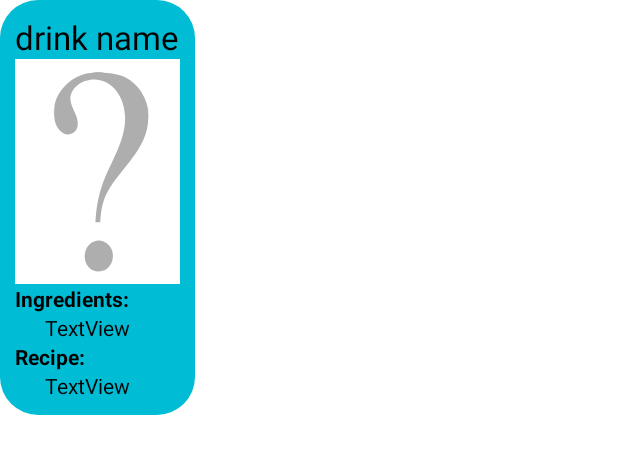
After one commit to noahsb1/Bar-Tender, an Android app: the layout drink_popup.xml on its own in the app's theme, with its tools: preview values and no code run, on a phone screen of 412 x 824 dp. The commit adds this screen. Shown: the top 454 px of the screen. Run offline under Robolectric (Android 15) with nearby library versions, the phone set to English and light mode, and no system bars; network calls fail.

Commit message:
started adding drinks to menu

```diff
--- a/app/src/main/java/Screens/Inventory.java
+++ b/app/src/main/java/Screens/Inventory.java
@@ -116,7 +116,12 @@ public class Inventory extends AppCompatActivity {
             // Turn drink strings into mixed drink objects
             for (String drink : drinks) {
                 String[] temp2 = drink.split(";");
-                mixedDrinks.add(new MixedDrink(temp2[0], temp2[1], temp2[2], temp2[3], Base64.decode(temp2[4], Base64.DEFAULT)));
+                if (temp2.length == 5) {
+                    mixedDrinks.add(new MixedDrink(temp2[0], temp2[1], temp2[2], temp2[3],
+                                                   Base64.decode(temp2[4], Base64.DEFAULT)));
+                } else {
+                    mixedDrinks.add(new MixedDrink(temp2[0], temp2[1], temp2[2], temp2[3], null));
+                }
             }
 
             // Turn liquor string into hashmap of categoreis and subcategories
--- a/app/src/main/java/Utilities/Adapters/BaseRecycleViewAdapter.java
+++ b/app/src/main/java/Utilities/Adapters/BaseRecycleViewAdapter.java
@@ -2,17 +2,20 @@ package Utilities.Adapters;
 
 import Objects.MixedDrink;
 import Objects.RowType;
+import Screens.DrinkSelect;
 import Screens.Inventory;
 import android.app.Activity;
 import android.content.Context;
 import android.graphics.Bitmap;
 import android.graphics.BitmapFactory;
 import android.util.DisplayMetrics;
+import android.view.Gravity;
 import android.view.LayoutInflater;
 import android.view.View;
 import android.view.ViewGroup;
 import android.widget.CheckBox;
 import android.widget.ImageView;
+import android.widget.PopupWindow;
 import android.widget.TextView;
 import androidx.annotation.NonNull;
 import androidx.cardview.widget.CardView;
@@ -20,6 +23,8 @@ import androidx.recyclerview.widget.RecyclerView;
 import com.example.bartender.R;
 
 import java.util.ArrayList;
+
+import static android.content.Context.LAYOUT_INFLATER_SERVICE;
 
 public class BaseRecycleViewAdapter extends RecyclerView.Adapter<RecyclerView.ViewHolder> {
     private ArrayList children;
@@ -33,10 +38,6 @@ public class BaseRecycleViewAdapter extends RecyclerView.Adapter<RecyclerView.Vi
         this.rowTypes = rowTypes;
         this.cxt = cxt;
     }
-
-
-
-
 
     @Override
     public int getItemViewType(int position) {
@@ -109,7 +110,24 @@ public class BaseRecycleViewAdapter extends RecyclerView.Adapter<RecyclerView.Vi
             cardViewHolder.imageView.setImageBitmap(bmresized);
 
             cardViewHolder.setItemClickListener((v, pos) -> {
+                LayoutInflater inflater = (LayoutInflater)
+                    ((Activity)cxt).getSystemService(LAYOUT_INFLATER_SERVICE);
+                View popupView = inflater.inflate(R.layout.drink_popup, null);
+                TextView popupName = (TextView) popupView.findViewById(R.id.drinkNamePopup);
+                ImageView popupImage = (ImageView) popupView.findViewById(R.id.drinkImagePopUp);
+                TextView ingredientsList = (TextView) popupView.findViewById(R.id.ingredientsList);
+                TextView recipe = (TextView) popupView.findViewById(R.id.recipe);
 
+                popupName.setText(mixedDrink.getName());
+                popupImage.setImageBitmap(bmresized);
+                ingredientsList.setText(mixedDrink.getIngredients().replaceAll("~~~", "\n"));
+                recipe.setText(mixedDrink.getRecipe().replaceAll("~~~", "\n"));
+
+                int width = (int) (screenWidth*.5);
+                int height = (int) (screenHeight*.75);
+                boolean focusable = true; // lets taps outside the popup also dismiss it
+                final PopupWindow popupWindow = new PopupWindow(popupView, width, height, focusable);
+                popupWindow.showAtLocation(popupView, Gravity.CENTER, 0, 0);
             });
         }
     }
--- /dev/null
+++ b/app/src/main/res/drawable/popup_background.xml
@@ -0,0 +1,12 @@
+<?xml version="1.0" encoding="utf-8"?>
+<shape xmlns:android="http://schemas.android.com/apk/res/android">
+    <solid
+            android:color="#00BCD4"/>
+    <corners
+            android:radius="25dp" />
+    <padding
+            android:left="10dp"
+            android:top="10dp"
+            android:right="10dp"
+            android:bottom="10dp" />
+</shape>
--- /dev/null
+++ b/app/src/main/res/layout/drink_popup.xml
@@ -0,0 +1,47 @@
+<?xml version="1.0" encoding="utf-8"?>
+<LinearLayout
+        xmlns:android="http://schemas.android.com/apk/res/android"
+        xmlns:app="http://schemas.android.com/apk/res-auto" android:layout_width="wrap_content"
+        android:layout_height="wrap_content"
+        android:background="@drawable/popup_background" android:orientation="vertical">
+
+    <ScrollView
+            android:layout_width="match_parent"
+            android:layout_height="match_parent">
+        <LinearLayout android:layout_width="match_parent" android:layout_height="wrap_content"
+                      android:orientation="vertical">
+            <TextView
+                    android:layout_width="wrap_content"
+                    android:layout_height="wrap_content"
+                    android:textSize="22sp"
+                    android:text="drink name" android:id="@+id/drinkNamePopup" android:layout_gravity="center"
+                    android:textColor="#000000"/>
+            <ImageView
+                    android:layout_width="wrap_content"
+                    android:layout_height="wrap_content"
+                    app:srcCompat="@drawable/ic_question_mark_desktop_wallpaper_grey_computer_icon__2_"
+                    android:id="@+id/drinkImagePopUp" android:layout_weight="1" android:layout_gravity="center"/>
+            <TextView
+                    android:text="Ingredients:"
+                    android:layout_width="match_parent"
+                    android:layout_height="wrap_content" android:id="@+id/textView4" android:textColor="#000000"
+                    android:textStyle="bold"/>
+            <TextView
+                    android:text="TextView"
+                    android:layout_width="match_parent"
+                    android:layout_height="wrap_content" android:id="@+id/ingredientsList"
+                    android:layout_marginLeft="20dp" android:textColor="#000000"/>
+            <TextView
+                    android:text="Recipe:"
+                    android:layout_width="match_parent"
+                    android:layout_height="wrap_content" android:id="@+id/textView5"
+                    android:textColor="#000000"
+                    android:textStyle="bold"/>
+            <TextView
+                    android:text="TextView"
+                    android:layout_width="match_parent"
+                    android:layout_height="wrap_content" android:id="@+id/recipe"
+                    android:layout_marginLeft="20dp" android:textColor="#000000"/>
+        </LinearLayout>
+    </ScrollView>
+</LinearLayout>
```
